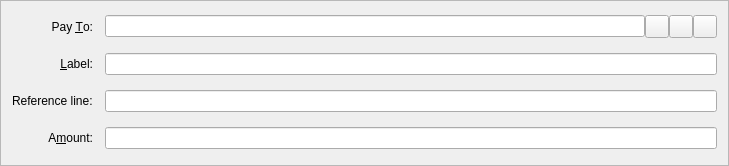
The window that src/qt/forms/sendcoinsentry.ui (cadkas/referencelinecoin) describes before a commit, drawn with Qt 5.
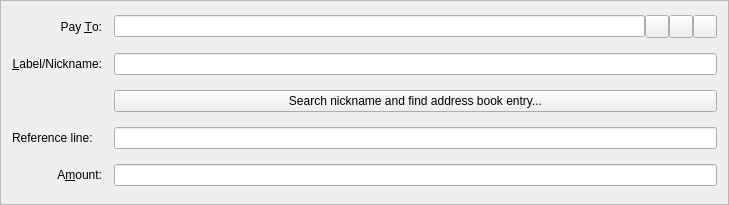
The same window after the commit. Icons and pictures are not drawn. Custom widgets are drawn as their Qt base class.

Commit message: You can now register a nickname for your address in the blockchain and also lookup the address for a nickname

Diff of the .ui file:
```diff
--- a/src/qt/forms/sendcoinsentry.ui
+++ b/src/qt/forms/sendcoinsentry.ui
@@ -7,7 +7,7 @@
     <x>0</x>
     <y>0</y>
     <width>729</width>
-    <height>166</height>
+    <height>205</height>
    </rect>
   </property>
   <property name="windowTitle">
@@ -23,7 +23,7 @@
    <property name="spacing">
     <number>12</number>
    </property>
-   <item row="6" column="0">
+   <item row="8" column="0">
     <widget class="QLabel" name="label">
      <property name="text">
       <string>A&amp;mount:</string>
@@ -49,13 +49,13 @@
      </property>
     </widget>
    </item>
-   <item row="6" column="2">
+   <item row="8" column="2">
     <widget class="BitcoinAmountField" name="payAmount"/>
    </item>
-   <item row="4" column="0">
+   <item row="5" column="0">
     <widget class="QLabel" name="label_4">
      <property name="text">
-      <string>&amp;Label:</string>
+      <string>&amp;Label/Nickname:</string>
      </property>
      <property name="alignment">
       <set>Qt::AlignRight|Qt::AlignTrailing|Qt::AlignVCenter</set>
@@ -130,23 +130,30 @@
      </item>
     </layout>
    </item>
-   <item row="4" column="2">
+   <item row="5" column="2">
     <widget class="QValidatedLineEdit" name="addAsLabel">
      <property name="toolTip">
       <string>Enter a label for this address to add it to your address book</string>
      </property>
     </widget>
    </item>
-   <item row="5" column="2">
+   <item row="7" column="2">
     <widget class="QLineEdit" name="referencelineEdit"/>
    </item>
-   <item row="5" column="0">
+   <item row="7" column="0">
     <widget class="QLabel" name="label_3">
      <property name="text">
       <string>Reference line:</string>
      </property>
     </widget>
    </item>
+   <item row="6" column="2">
+    <widget class="QPushButton" name="searchnick">
+     <property name="text">
+      <string>Search nickname and find address book entry...</string>
+     </property>
+    </widget>
+   </item>
   </layout>
  </widget>
  <customwidgets>
```
The commit also changes 55 other files.
